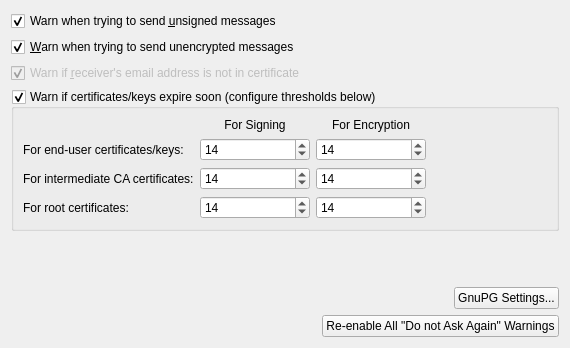
Above: src/ui/warningconfiguration.ui from KDE/kmail before the change. Below: the same form after it.
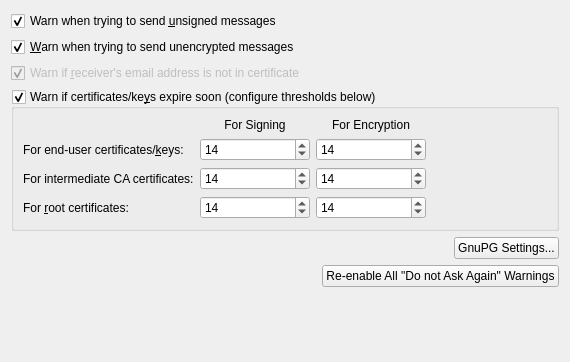
That is the form after the change. Custom widgets are drawn as their Qt base class.

```diff
--- a/src/ui/warningconfiguration.ui
+++ b/src/ui/warningconfiguration.ui
@@ -7,7 +7,7 @@
     <x>0</x>
     <y>0</y>
     <width>570</width>
-    <height>348</height>
+    <height>362</height>
    </rect>
   </property>
   <layout class="QVBoxLayout" name="verticalLayout">
@@ -80,7 +80,7 @@
    <item>
     <widget class="QGroupBox" name="warnGroupBox">
      <property name="title">
-      <string>Warn if certificates/keys expire soon (configure thresholds below)</string>
+      <string>Warn if certificates/ke&amp;ys expire soon (configure thresholds below)</string>
      </property>
      <property name="checkable">
       <bool>true</bool>
@@ -313,7 +313,7 @@
       <item row="3" column="0">
        <widget class="QLabel" name="textLabel1_2_2">
         <property name="text">
-         <string>For root certificates:</string>
+         <string>For &amp;root certificates:</string>
         </property>
         <property name="wordWrap">
          <bool>false</bool>
@@ -339,7 +339,7 @@
       <item row="1" column="0">
        <widget class="QLabel" name="textLabel1">
         <property name="text">
-         <string>For end-user certificates/keys:</string>
+         <string>For end-user certificates/&amp;keys:</string>
         </property>
         <property name="wordWrap">
          <bool>false</bool>
@@ -368,22 +368,6 @@
      </layout>
     </widget>
    </item>
-   <item>
-    <spacer name="spacer23">
-     <property name="orientation">
-      <enum>Qt::Vertical</enum>
-     </property>
-     <property name="sizeType">
-      <enum>QSizePolicy::Expanding</enum>
-     </property>
-     <property name="sizeHint" stdset="0">
-      <size>
-       <width>20</width>
-       <height>90</height>
-      </size>
-     </property>
-    </spacer>
-   </item>
    <item>
     <layout class="QHBoxLayout" name="horizontalLayout">
      <item>
@@ -438,6 +422,19 @@
      </item>
     </layout>
    </item>
+   <item>
+    <spacer name="verticalSpacer">
+     <property name="orientation">
+      <enum>Qt::Vertical</enum>
+     </property>
+     <property name="sizeHint" stdset="0">
+      <size>
+       <width>20</width>
+       <height>40</height>
+      </size>
+     </property>
+    </spacer>
+   </item>
   </layout>
  </widget>
  <customwidgets>
```
Left out of the diff: 13 changed lines with no effect on the pictures.
